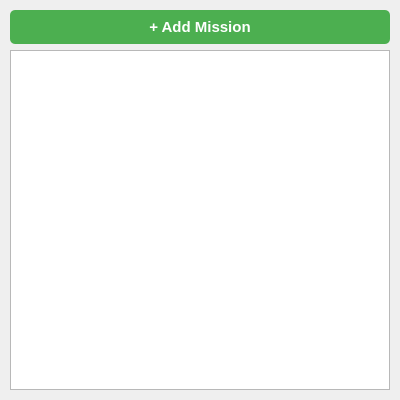
jcalderon12/robocomp-insight, file agents/mission_controller/src/mission_controller.ui: the form before one commit.
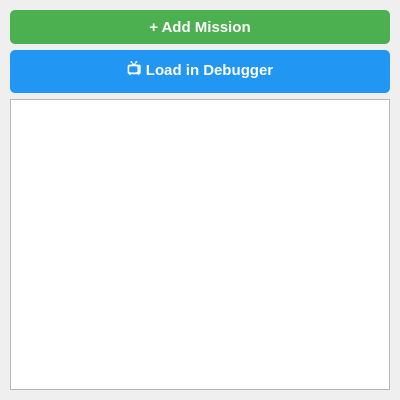
The form after the commit.

Commit message: Mission controller & episodic memory updated! - Multigraph functionality added to mission_controller, with 2 new graphs: debugger viewer and mission graph (episodic) - viewer graph moved from episodic_memory to mission_controller

```diff
--- a/agents/mission_controller/src/mission_controller.ui
+++ b/agents/mission_controller/src/mission_controller.ui
@@ -59,6 +59,39 @@
      </property>
     </widget>
    </item>
+   <item>
+    <widget class="QPushButton" name="load_in_debugger_button">
+     <property name="minimumHeight">
+      <number>40</number>
+     </property>
+     <property name="font">
+      <font>
+       <pointsize>11</pointsize>
+       <weight>75</weight>
+       <bold>true</bold>
+      </font>
+     </property>
+     <property name="styleSheet">
+      <string>QPushButton {
+    background-color: #2196F3;
+    color: white;
+    border: none;
+    border-radius: 5px;
+    padding: 8px 16px;
+    font-weight: bold;
+}
+QPushButton:hover {
+    background-color: #0b7dda;
+}
+QPushButton:pressed {
+    background-color: #0a63cc;
+}</string>
+     </property>
+     <property name="text">
+      <string>📺 Load in Debugger</string>
+     </property>
+    </widget>
+   </item>
    <item>
     <widget class="QListView" name="mission_list">
      <property name="minimumHeight">
```
The commit also changes 25 other files.
